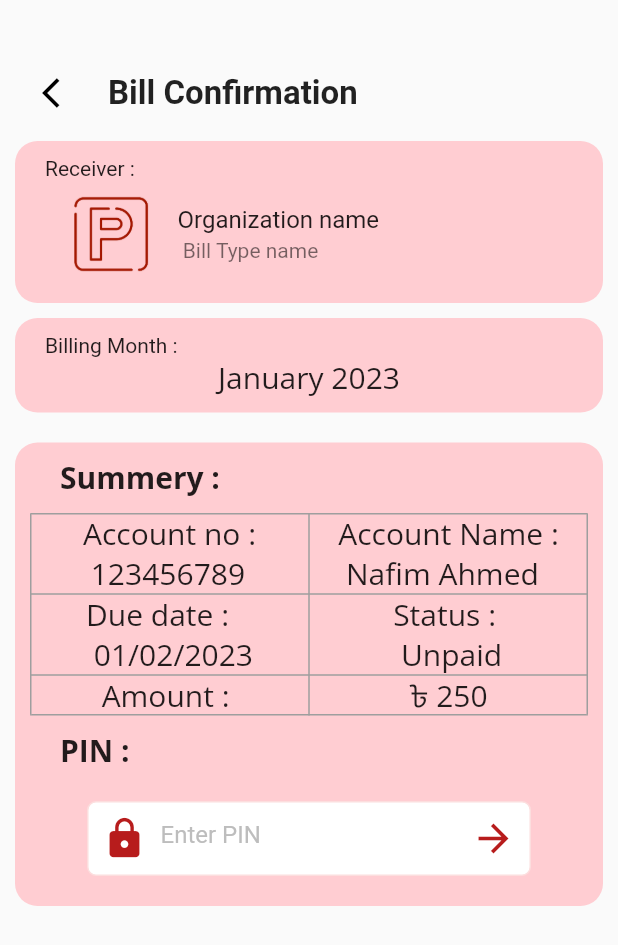
After one commit to NafimAhmed/Paymentsall, a Flutter app: the PayBillPin screen opened directly, on a phone screen of 412 x 824 dp. The commit adds this screen. Shown: the top 945 px of the screen. Run offline on Flutter 3.47's test engine with Material 2 defaults, Android fonts, the phone set to English and light mode, and no system bars; our stand-ins replace animated_splash_screen, barcode_widget, flutter_contacts, fluttertoast, gap, get and 5 more; missing offline and left inert: qr_code_scanner.

Commit message:
nafim pay bill all done 03:51pm 28/02/2023

```diff
--- a/lib/Screens/marchent_pay_all/marchent_pay_pin.dart
+++ b/lib/Screens/marchent_pay_all/marchent_pay_pin.dart
@@ -214,6 +214,9 @@ class MarchentPayPin extends StatelessWidget{
                           suffixIconColor: Color(0xFFFCDEDE),
                         ),
                       ),
+
+
+
                     ),
                   ),
 
--- /dev/null
+++ b/lib/Screens/pay_bill_all/pay_bill_pin.dart
@@ -0,0 +1,257 @@
+
+
+import 'package:flutter/cupertino.dart';
+import 'package:flutter/material.dart';
+import 'package:google_fonts/google_fonts.dart';
+import 'package:payments_all_app/Screens/pay_bill_all/pay_bill_confirmation.dart';
+
+import '../../utils/app_layout.dart';
+
+class PayBillPin extends StatelessWidget
+{
+  @override
+  Widget build(BuildContext context) {
+    // TODO: implement build
+    return Scaffold(
+      body: Column(
+        children: [
+
+
+
+          const SizedBox(height: 30,),
+          Padding(
+            padding: const EdgeInsets.all(8.0),
+            child: Row(
+              children: [
+                TextButton(
+                    style: ButtonStyle(
+                      shadowColor: MaterialStateProperty.all(Colors.transparent),
+                      overlayColor: MaterialStateProperty.all(Colors.transparent),
+                    ),
+                    onPressed: (){
+                      Navigator.pop(context);
+                    },
+                    child: const Icon(Icons.arrow_back_ios,color: Colors.black,)),
+                const Text('Bill Confirmation',style: TextStyle(fontSize: 22,fontWeight: FontWeight.bold),),
+              ],
+            ),
+          ),
+
+
+
+
+
+          Container(
+            decoration: BoxDecoration(
+                color: Colors.red.shade100,
+                borderRadius: BorderRadius.all(Radius.circular(15))
+            ),
+            margin: EdgeInsets.symmetric(horizontal: AppLayout.getWidth(10)),
+            padding: EdgeInsets.symmetric(horizontal: AppLayout.getWidth(20),vertical: AppLayout.getWidth(10)),
+            child: Column(
+              crossAxisAlignment: CrossAxisAlignment.start,
+              children: [
+                Text("Receiver : "),
+
+                ListTile(
+                  leading: Image.asset("assets/images/Payments_All.png"),
+                  title: Text("Organization name"),
+                  subtitle: Text(" Bill Type name"),
+
+                  onTap: (){
+
+                  },
+
+                )
+              ],
+            ),
+          ),
+
+          Container(
+
+            width: AppLayout.getScreenWidth(),
+
+
+            decoration: BoxDecoration(
+                color: Colors.red.shade100,
+                borderRadius: BorderRadius.all(Radius.circular(15))
+            ),
+            margin: EdgeInsets.symmetric(horizontal: AppLayout.getWidth(10),vertical: AppLayout.getHeight(10)),
+            padding: EdgeInsets.symmetric(horizontal: AppLayout.getWidth(20),vertical: AppLayout.getWidth(10)),
+
+
+
+            child: Column(
+              crossAxisAlignment: CrossAxisAlignment.start,
+              children: [
+                Text("Billing Month : "),
+                Row(
+                  mainAxisAlignment: MainAxisAlignment.center,
+                  children: [
+                    Text("January 2023",
+                    style: GoogleFonts.openSans(
+                      fontSize: 20
+                    ),
+                    ),
+                  ],
+                ),
+
+
+
+
+
+              ],
+            ),
+          ),
+
+
+          Container(
+
+            decoration: BoxDecoration(
+                color: Colors.red.shade100,
+                borderRadius: BorderRadius.all(Radius.circular(15))
+            ),
+           // margin: EdgeInsets.symmetric(horizontal: AppLayout.getWidth(10)),
+            padding: EdgeInsets.symmetric(horizontal: AppLayout.getWidth(10),vertical: AppLayout.getWidth(10)),
+
+            margin: EdgeInsets.symmetric(horizontal: AppLayout.getWidth(10),vertical: AppLayout.getHeight(10)),
+            child: Column(
+              children: [
+
+                Container(
+                  padding: EdgeInsets.symmetric(horizontal: AppLayout.getWidth(20)),
+                  child: Row(
+                    children: [
+                      Text("Summery : ",
+                        style: GoogleFonts.openSans(
+                          fontSize: 20,
+                          fontWeight: FontWeight.bold,
+
+                        ),
+                      ),
+                    ],
+                  ),
+                ),
+
+                SizedBox(height: 10,),
+
+                Table(
+
+                  border: TableBorder.all(
+                      color: Colors.grey,
+                      style: BorderStyle.solid,
+                      width: 1),
+                  children: [
+                    TableRow( children: [
+                      Column(children:[Text('Account no :\n 123456789', style: GoogleFonts.openSans(fontSize: 20.0))]),
+                      Column(children:[Text('Account Name :\n Nafim Ahmed', style: GoogleFonts.openSans(fontSize: 20.0))]),
+                    ]),
+
+                    TableRow( children: [
+                      Column(children:[Text('Due date : \n 01/02/2023', style: GoogleFonts.openSans(fontSize: 20.0))]),
+                      Column(children:[Text("Status : \n Unpaid", style: GoogleFonts.openSans(fontSize: 20.0))]),
+                    ]),
+
+                    TableRow( children: [
+                      Column(children:[Text('Amount : ', style: GoogleFonts.openSans(fontSize: 20.0))]),
+                      Column(children:[Text("৳ 250", style: GoogleFonts.openSans(fontSize: 20.0))]),
+                    ]),
+
+
+
+
+
+
+
+                  ],
+                ),
+
+
+                SizedBox(height: 10,),
+
+
+                Container(
+                  padding: EdgeInsets.symmetric(horizontal: AppLayout.getWidth(20)),
+                  child: Row(
+                    children: [
+                      Text("PIN : ",
+                        style: GoogleFonts.openSans(
+                          fontSize: 20,
+                          fontWeight: FontWeight.bold,
+
+                        ),
+                      ),
+                    ],
+                  ),
+                ),
+                SizedBox(height: 10,),
+
+                Padding(
+                  padding: const EdgeInsets.all(10.0),
+                  child: Container(
+                    height: 50,width: 296,
+                    decoration: BoxDecoration(
+                        border: Border.all(width: 1,color: Color(0xFFFCDEDE),),
+                        borderRadius: BorderRadius.circular(6.0),
+                        color: Colors.white
+                    ),
+
+
+
+                    child: TextField(
+                      //controller: _mobileNo,
+                      keyboardType: TextInputType.number,
+                      cursorColor: Colors.red.shade900,
+                      decoration: InputDecoration(
+                        border: InputBorder.none,
+                        prefixIcon: Icon(Icons.lock,size: 30,color: Colors.red.shade900,),
+                        hintText: 'Enter PIN',
+                        hintStyle: TextStyle(color: Colors.grey.shade400),
+                        suffixIcon: InkWell(
+                            onTap:() {
+
+                              Navigator.push(
+                                context,
+                                MaterialPageRoute(
+                                  builder: (context) {
+                                    return PayBillconfirmation();
+                                  },
+                                ),
+                              );
+
+                            },
+                            child: Icon(Icons.arrow_forward,size: 30,color: Colors.red.shade900,)),
+                        suffixIconColor: Color(0xFFFCDEDE),
+                      ),
+                    ),
+
+
+
+                  ),
+                ),
+
+
+
+
+              ],
+            ),
+          ),
+
+
+
+
+
+
+
+
+
+
+
+
+
+        ],
+      )
+    );
+  }
+
+}
```
Also changed, not shown: lib/Screens/pay_bill_all/pay_bill_confirmation.dart (added, +277 -0 lines), lib/Screens/pay_bill_all/pay_bill_detail.dart (+45 -2 lines).
